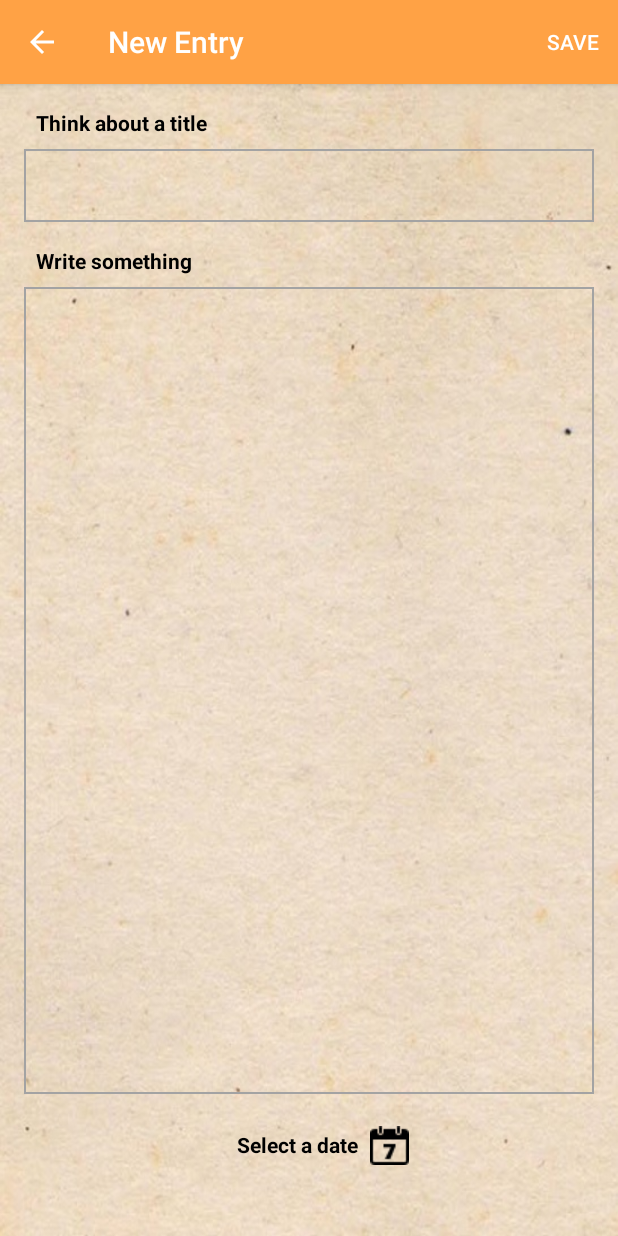
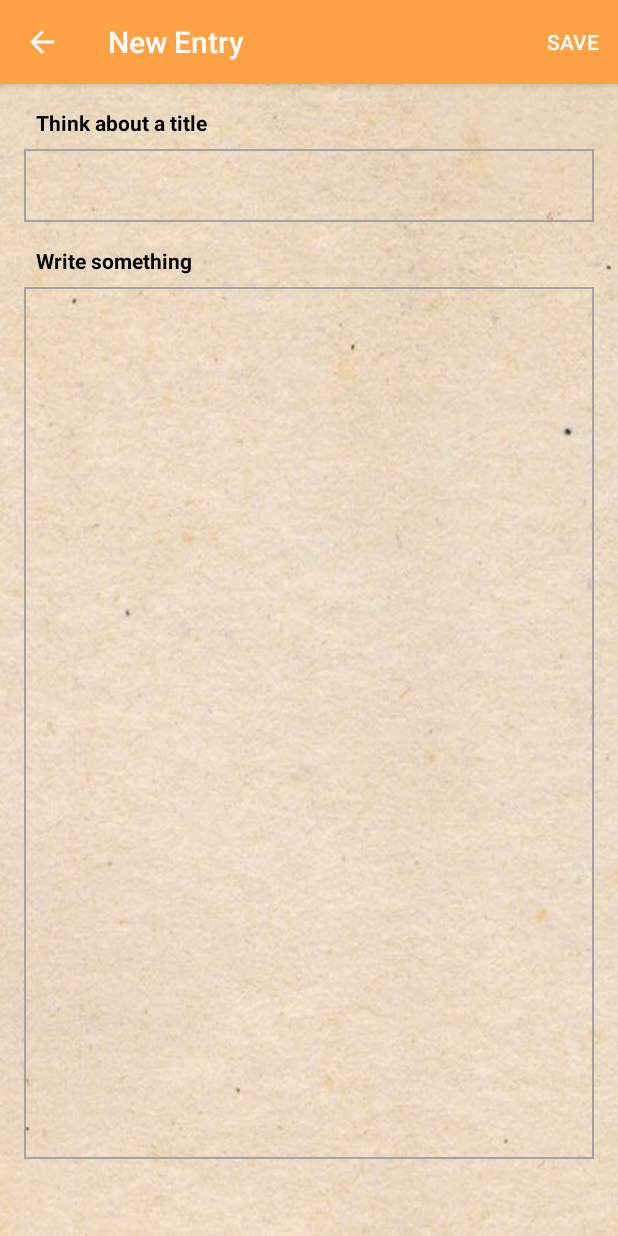
Before and after one commit to Aleksefo/DearDiary, an Android app: the EditActivity screen opened directly, with no data from a screen before it, on a phone screen of 412 x 824 dp. Run offline under Robolectric (Android 15) with nearby library versions, the phone set to English and light mode, and no system bars; our stand-ins replace ButterKnife; libraries missing offline, so code that uses them is left out: io.realm; 1 statement that could not run was skipped.

Commit message:
UI fixes and cleanup

```diff
--- a/app/src/main/java/com/example/aleksefo/deardiary/model/Entry.java
+++ b/app/src/main/java/com/example/aleksefo/deardiary/model/Entry.java
@@ -6,15 +6,12 @@ import java.util.Date;
 
 public class Entry extends RealmObject {
 
-	//	@Required todo set Required
+
 //	The @PrimaryKey annotation indicates that this field is set as a Primary key and must not be null.
 	@PrimaryKey
 	private String id;
-	//	@Required
 	private Date date;
-	//	@Required
 	private String title;
-	//	@Required
 	private String descr;
 
 	public String getTitle() {
--- a/app/src/main/res/layout/activity_edit.xml
+++ b/app/src/main/res/layout/activity_edit.xml
@@ -1,96 +1,72 @@
 <?xml version="1.0" encoding="utf-8"?>
 <android.support.constraint.ConstraintLayout xmlns:android="http://schemas.android.com/apk/res/android"
   xmlns:app="http://schemas.android.com/apk/res-auto"
-    xmlns:tools="http://schemas.android.com/tools"
   android:layout_width="match_parent"
   android:layout_height="match_parent"
-    android:scrollbars="none"
-  android:background="@drawable/background">
+  android:background="@drawable/background"
+  android:scrollbars="none">
+  <TextView
+    android:id="@+id/textView"
+    android:textStyle="bold"
+    android:layout_width="wrap_content"
+    android:layout_height="wrap_content"
+    android:layout_marginTop="16dp"
+    android:layout_marginStart="24dp"
+    android:text="@string/add_title"
+    android:textColor="@color/colorBlack"
+    app:layout_constraintStart_toStartOf="parent"
+    app:layout_constraintTop_toTopOf="parent" />
+  <EditText
+    android:id="@+id/add_title"
+    android:layout_width="match_parent"
+    android:layout_height="wrap_content"
+    android:layout_marginTop="8dp"
+    android:layout_marginStart="16dp"
+    android:layout_marginEnd="16dp"
+    android:padding="12dp"
+    android:background="@drawable/border_brown"
+    android:inputType="text"
+    android:maxLines="1"
+    android:textColor="@color/colorBlack"
+    app:layout_constraintEnd_toEndOf="parent"
+    app:layout_constraintStart_toStartOf="parent"
+    app:layout_constraintTop_toBottomOf="@+id/textView" />
+  <TextView
+    android:id="@+id/textView2"
+    android:textStyle="bold"
+    android:layout_width="wrap_content"
+    android:layout_height="wrap_content"
+    android:layout_marginTop="16dp"
+    android:layout_marginStart="24dp"
+    android:text="@string/add_description"
+    android:textColor="@color/colorBlack"
+    app:layout_constraintStart_toStartOf="parent"
+    app:layout_constraintTop_toBottomOf="@+id/add_title" />
   <EditText
     android:id="@+id/add_description"
     android:layout_width="0dp"
     android:layout_height="0dp"
     android:layout_marginTop="8dp"
-      android:layout_marginBottom="24dp"
+    android:layout_marginBottom="8dp"
     android:layout_marginStart="16dp"
     android:layout_marginEnd="16dp"
     android:padding="8dp"
     android:background="@drawable/border_brown"
     android:gravity="top|start"
-      app:layout_constraintBottom_toTopOf="@+id/textView3"
+    app:layout_constraintBottom_toTopOf="@+id/show_date"
     app:layout_constraintEnd_toEndOf="parent"
     app:layout_constraintStart_toStartOf="parent"
     app:layout_constraintTop_toBottomOf="@+id/textView2" />
   <TextView
+    android:id="@+id/show_date"
     android:textStyle="bold"
     android:layout_width="wrap_content"
     android:layout_height="wrap_content"
-        android:text="@string/add_title"
-        android:textColor="@color/colorBlack"
-        app:layout_constraintStart_toStartOf="parent"
-        android:layout_marginStart="24dp"
-        app:layout_constraintTop_toTopOf="parent"
-        android:layout_marginTop="16dp"
-        android:id="@+id/textView" />
-      <EditText
-        android:id="@+id/add_title"
-        android:layout_width="match_parent"
-        android:layout_height="wrap_content"
-        android:inputType="text"
-        android:maxLines="1"
-        android:textColor="@color/colorBlack"
-        android:padding="12dp"
-        android:background="@drawable/border_brown"
-        android:layout_marginTop="8dp"
-        app:layout_constraintTop_toBottomOf="@+id/textView"
-        app:layout_constraintStart_toStartOf="parent"
+    android:layout_marginBottom="24dp"
     android:layout_marginStart="16dp"
     android:layout_marginEnd="16dp"
-        app:layout_constraintEnd_toEndOf="parent" />
-      <TextView
-        android:layout_width="wrap_content"
-        android:layout_height="wrap_content"
     android:textColor="@color/colorBlack"
-        android:text="@string/add_description"
-        android:textStyle="bold"
-        android:layout_marginTop="16dp"
-        app:layout_constraintTop_toBottomOf="@+id/add_title"
-        android:id="@+id/textView2"
-        app:layout_constraintStart_toStartOf="parent"
-        android:layout_marginStart="24dp" />
-  <TextView
-        android:layout_width="wrap_content"
-        android:layout_height="wrap_content"
-        android:textColor="@color/colorBlack"
-        android:text="@string/select_date"
-        android:textStyle="bold"
-        app:layout_constraintStart_toStartOf="parent"
-        android:id="@+id/textView3"
+    app:layout_constraintBottom_toBottomOf="parent"
     app:layout_constraintEnd_toEndOf="parent"
-        android:layout_marginEnd="16dp"
-        android:layout_marginBottom="8dp"
-        app:layout_constraintBottom_toTopOf="@+id/show_date" />
-      <ImageView
-        android:id="@+id/change_date"
-        android:layout_width="0dp"
-        android:layout_height="wrap_content"
-        android:src="@drawable/calendar"
-        android:layout_gravity="center_vertical"
-        android:layout_weight="1"
-        app:layout_constraintStart_toEndOf="@+id/textView3"
-        android:layout_marginStart="8dp"
-        android:layout_marginBottom="4dp"
-        app:layout_constraintBottom_toTopOf="@+id/show_date" />
-      <TextView
-        android:id="@+id/show_date"
-        android:layout_width="wrap_content"
-        android:layout_height="wrap_content"
-        android:textColor="@color/colorBlack"
-        android:textStyle="bold"
-        app:layout_constraintStart_toStartOf="parent"
-        android:layout_marginStart="16dp"
-        app:layout_constraintEnd_toEndOf="parent"
-        android:layout_marginEnd="16dp"
-        app:layout_constraintBottom_toBottomOf="parent"
-        android:layout_marginBottom="24dp" />
+    app:layout_constraintStart_toStartOf="parent" />
 </android.support.constraint.ConstraintLayout>
--- a/app/src/main/res/layout/content_main.xml
+++ b/app/src/main/res/layout/content_main.xml
@@ -3,5 +3,5 @@
   xmlns:app="http://schemas.android.com/apk/res-auto"
   android:id="@+id/recycler"
   android:layout_width="match_parent"
-  app:layout_behavior="@string/appbar_scrolling_view_behavior"
-  android:layout_height="match_parent" />
+  android:layout_height="match_parent"
+  app:layout_behavior="@string/appbar_scrolling_view_behavior" />
--- a/app/src/main/res/layout/empty_view.xml
+++ b/app/src/main/res/layout/empty_view.xml
@@ -13,4 +13,3 @@
     android:textSize="24sp"
     />
 </FrameLayout>
-<!--todo add enter-->
--- a/app/src/main/res/menu/menu_new.xml
+++ b/app/src/main/res/menu/menu_new.xml
@@ -1,10 +1,9 @@
 <?xml version="1.0" encoding="utf-8"?>
 <menu xmlns:android="http://schemas.android.com/apk/res/android"
-  xmlns:app="http://schemas.android.com/apk/res-auto"
-  xmlns:tools="http://schemas.android.com/tools">
+  xmlns:app="http://schemas.android.com/apk/res-auto">
   <item
     android:id="@+id/action_save"
     android:orderInCategory="100"
     android:title="Save"
-    app:showAsAction="always"/>
+    app:showAsAction="always" />
 </menu>
--- a/app/src/main/res/values/strings.xml
+++ b/app/src/main/res/values/strings.xml
@@ -10,9 +10,5 @@
   <string name="action_share">Share</string>
 
   <string name="add_description">Write something</string>
-  <string name="select_date">Select a date</string>
   <string name="add_title">Think about a title</string>
-
-  <!-- TODO: Remove or change this placeholder text -->
-  <string name="hello_blank_fragment">Hello blank fragment</string>
 </resources>
```
Also changed, not shown: app/src/main/AndroidManifest.xml (+3 -9 lines), app/src/main/java/com/example/aleksefo/deardiary/activity/DetailsActivity.java (+9 -9 lines), app/src/main/java/com/example/aleksefo/deardiary/activity/EditActivity.java (+7 -4 lines), app/src/main/java/com/example/aleksefo/deardiary/activity/MainActivity.java (+0 -47 lines), app/src/main/java/com/example/aleksefo/deardiary/adapters/RecAdapter.java (+0 -12 lines), app/src/main/java/com/example/aleksefo/deardiary/realm/RealmController.java (+0 -57 lines), app/src/main/res/layout/activity_details.xml (+3 -4 lines), app/src/main/res/layout/activity_main.xml (+3 -8 lines), app/src/main/res/layout/entry.xml (+1 -16 lines). Lines whose indentation alone changed are shown as unchanged.
